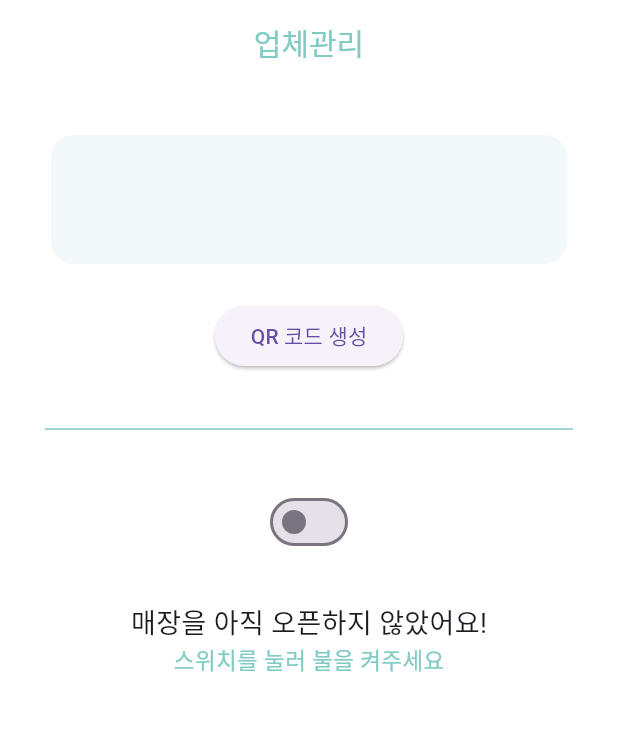
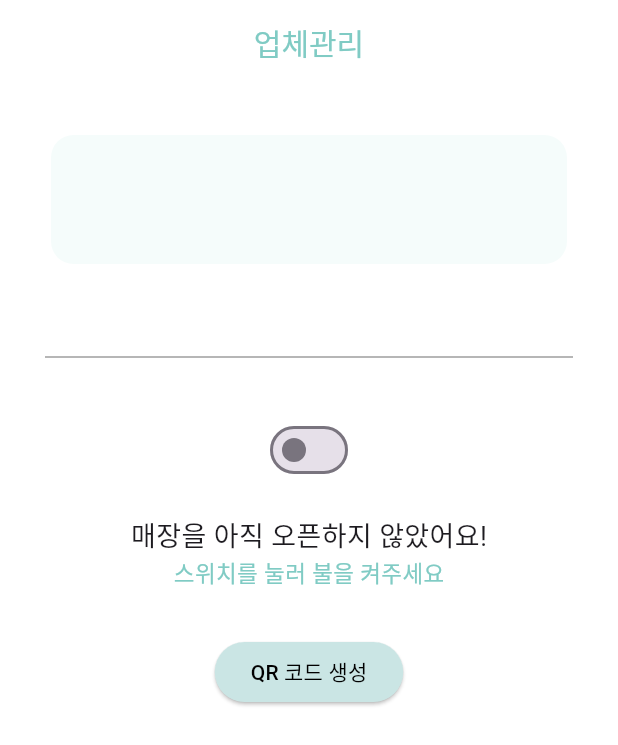
Before and after one commit to OpenSW-YEMI/WaitFree, a Flutter app: the ShopDetailPage screen opened directly with empty values, on a phone screen of 412 x 824 dp. Shown: the top 745 px of the screen. Run offline on Flutter 3.47's test engine with Material 3 defaults, Android fonts, the phone set to English and light mode, and no system bars; our stand-ins replace cloud_firestore, firebase_auth, firebase_core, firebase_messaging, geocoding, google_maps_flutter and 5 more; missing offline and left inert: kakao_flutter_sdk, mailer, uni_links2; accounts and stored records are empty; Roboto replaces fonts that are missing (CustomFont).

Commit message:
:art: Style: 업체관리 페이지 디자인

```diff
--- a/lib/screen/shopmanage.dart
+++ b/lib/screen/shopmanage.dart
@@ -333,7 +333,7 @@ class _ShopDetailPageState extends State<ShopDetailPage> {
                   );
                 },
                 child: Card(
-                  color: const Color(0xFFF3F9FB),
+                  color: const Color(0xFFF5FCFB),
                   shape: RoundedRectangleBorder(
                     borderRadius: BorderRadius.circular(15),
                   ),
@@ -348,7 +348,7 @@ class _ShopDetailPageState extends State<ShopDetailPage> {
                           style: const TextStyle(
                             fontSize: 18,
                             fontWeight: FontWeight.bold,
-                            color: Colors.teal,
+                            color: Color(0xFF80CBC4),
                           ),
                         ),
                         const SizedBox(height: 8),
@@ -365,54 +365,17 @@ class _ShopDetailPageState extends State<ShopDetailPage> {
 
             const SizedBox(height: 20),
 
-            // QR 코드 생성 버튼 추가
-            Center(
-              child: ElevatedButton(
-                onPressed: () {
-                  setState(() {
-                    _showQRCode = !_showQRCode; // QR 코드 표시 여부 토글
-                  });
-                },
-                child: Text(
-                  _showQRCode ? 'QR 코드 숨기기' : 'QR 코드 생성',
-                ),
-              ),
-            ),
-
-            if (_showQRCode)
-              Padding(
-                padding: const EdgeInsets.symmetric(vertical: 20),
-                child: Center(
-                  child: QrImageView(
-                    data: _generateQRCodeLink(), // 딥링크 URL을 QR 코드로 변환
-                    version: QrVersions.auto,
-                    size: 200.0, // QR 코드 크기
-                    backgroundColor: Colors.white,
-                  ),
-                ),
-              ),
-
             if (_isOpen)
               Center(
                 child: Column(
                   children: [
-                    ElevatedButton(
-                      onPressed: () {
-                        setState(() {
-                          _showQueueList = !_showQueueList;
-                        });
-                      },
-                      child: Text(
-                        _showQueueList ? '대기 팀 수 보기' : '대기 팀 명단 보기',
-                      ),
-                    ),
 
-                    const Text(
+                    Text(
                       '현재 대기 팀',
                       style: TextStyle(
                         fontSize: 25,
                         fontWeight: FontWeight.bold,
-                        color: Colors.teal,
+                        color: Colors.teal[200],
                       ),
                     ),
                     const SizedBox(height: 10),
@@ -551,7 +514,26 @@ class _ShopDetailPageState extends State<ShopDetailPage> {
 
                     // '다음 팀 호출' 버튼과 '입장 확인' 버튼을 가로로 나란히 배치
                     if (_isOpen)
-                      Center(
+                      ElevatedButton(
+                        onPressed: () {
+                          setState(() {
+                            _showQueueList = !_showQueueList;
+                          });
+                        },
+                        style: ElevatedButton.styleFrom(
+                          backgroundColor: const Color(0xFFCAE5E4),
+                          minimumSize: const Size(265, 50),
+                          shape: RoundedRectangleBorder(
+                            borderRadius: BorderRadius.circular(30),
+                          ),
+                        ),
+                        child: Text(
+                          _showQueueList ? '대기 팀 수 보기' : '대기 팀 명단 보기',
+                          style: TextStyle(color: Colors.black),
+                        ),
+                      ),
+                    const SizedBox(height: 20),
+                    Center(
                         child: Row(
                           mainAxisAlignment: MainAxisAlignment.center, // 버튼들을 가로로 중앙 정렬
                           children: [
@@ -561,8 +543,9 @@ class _ShopDetailPageState extends State<ShopDetailPage> {
                               style: ElevatedButton.styleFrom(
                                 backgroundColor: Colors.teal[200],
                                 padding: const EdgeInsets.symmetric(horizontal: 20, vertical: 15),
+                                minimumSize: const Size(100, 50), // 너비 200, 높이 50으로 고정
                                 shape: RoundedRectangleBorder(
-                                  borderRadius: BorderRadius.circular(8),
+                                  borderRadius: BorderRadius.circular(30),
                                 ),
                               ),
                               child: const Text(
@@ -579,8 +562,9 @@ class _ShopDetailPageState extends State<ShopDetailPage> {
                               style: ElevatedButton.styleFrom(
                                 backgroundColor: Colors.teal[200],
                                 padding: const EdgeInsets.symmetric(horizontal: 20, vertical: 15),
+                                minimumSize: const Size(120, 50), // 너비 200, 높이 50으로 고정
                                 shape: RoundedRectangleBorder(
-                                  borderRadius: BorderRadius.circular(8),
+                                  borderRadius: BorderRadius.circular(30),
                                 ),
                               ),
                               child: const Text(
@@ -596,8 +580,9 @@ class _ShopDetailPageState extends State<ShopDetailPage> {
                 ),
               ),
 
+
             const SizedBox(height: 30),
-            Divider(color: Colors.teal[200]),
+            Divider(color: Colors.grey),
             const SizedBox(height: 30),
 
             // 스위치와 애니메이션 처리
@@ -664,7 +649,7 @@ class _ShopDetailPageState extends State<ShopDetailPage> {
                       },
                       activeColor: Colors.teal,
                     ),
-                  const SizedBox(height: 30),
+                  const SizedBox(height: 20),
                   Text(
                     _isOpen ? '오늘도 화이팅입니다!' : '매장을 아직 오픈하지 않았어요!',
                     style: const TextStyle(fontSize: 18),
@@ -673,6 +658,39 @@ class _ShopDetailPageState extends State<ShopDetailPage> {
                     _isOpen ? '영업이 종료되었으면 불을 꺼주세요' : '스위치를 눌러 불을 켜주세요',
                     style: TextStyle(fontSize: 15, color: Colors.teal[200]),
                   ),
+                  const SizedBox(height: 30),
+                  Center(
+                    child: ElevatedButton(
+                      onPressed: () {
+                        setState(() {
+                          _showQRCode = !_showQRCode; // QR 코드 표시 여부 토글
+                        });
+                      },
+                      style: ElevatedButton.styleFrom(
+                        backgroundColor: const Color(0xFFCAE5E4),
+                        shape: RoundedRectangleBorder(
+                          borderRadius: BorderRadius.circular(30),
+                        ),
+                      ),
+                      child: Text(
+                        _showQRCode ? 'QR 코드 숨기기' : 'QR 코드 생성',
+                        style: TextStyle(color: Colors.black),
+                      ),
+                    ),
+                  ),
+
+                  if (_showQRCode)
+                    Padding(
+                      padding: const EdgeInsets.symmetric(vertical: 20),
+                      child: Center(
+                        child: QrImageView(
+                          data: _generateQRCodeLink(), // 딥링크 URL을 QR 코드로 변환
+                          version: QrVersions.auto,
+                          size: 200.0, // QR 코드 크기
+                          backgroundColor: Colors.white,
+                        ),
+                      ),
+                    ),
                 ],
               ),
             ),
```
